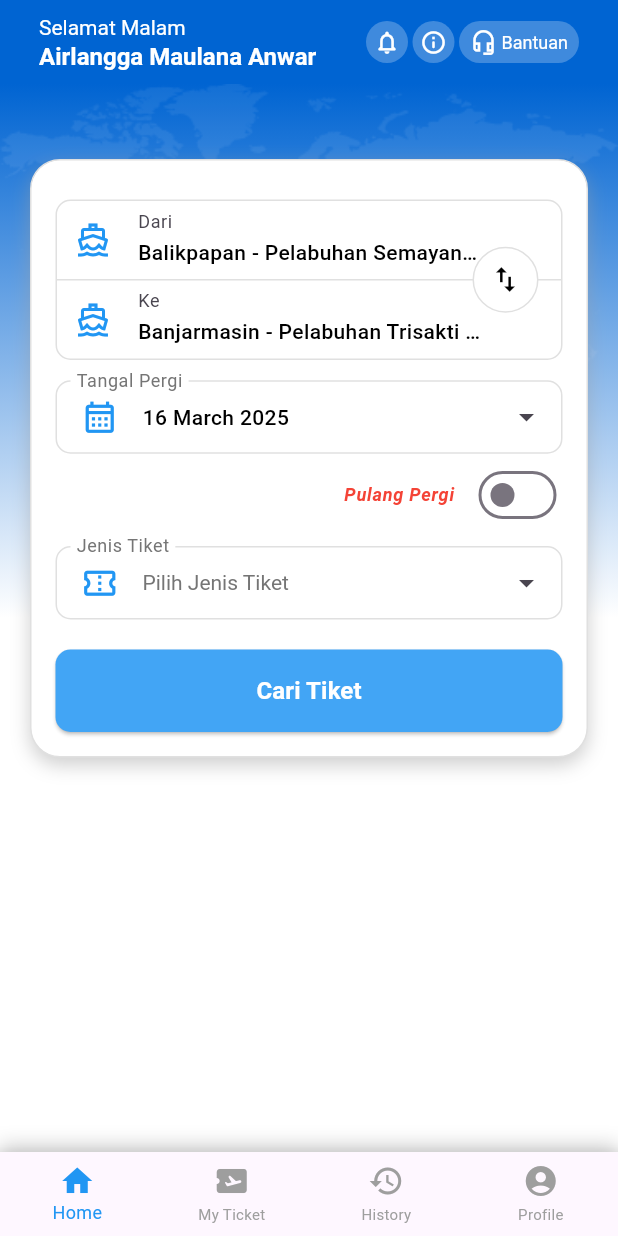
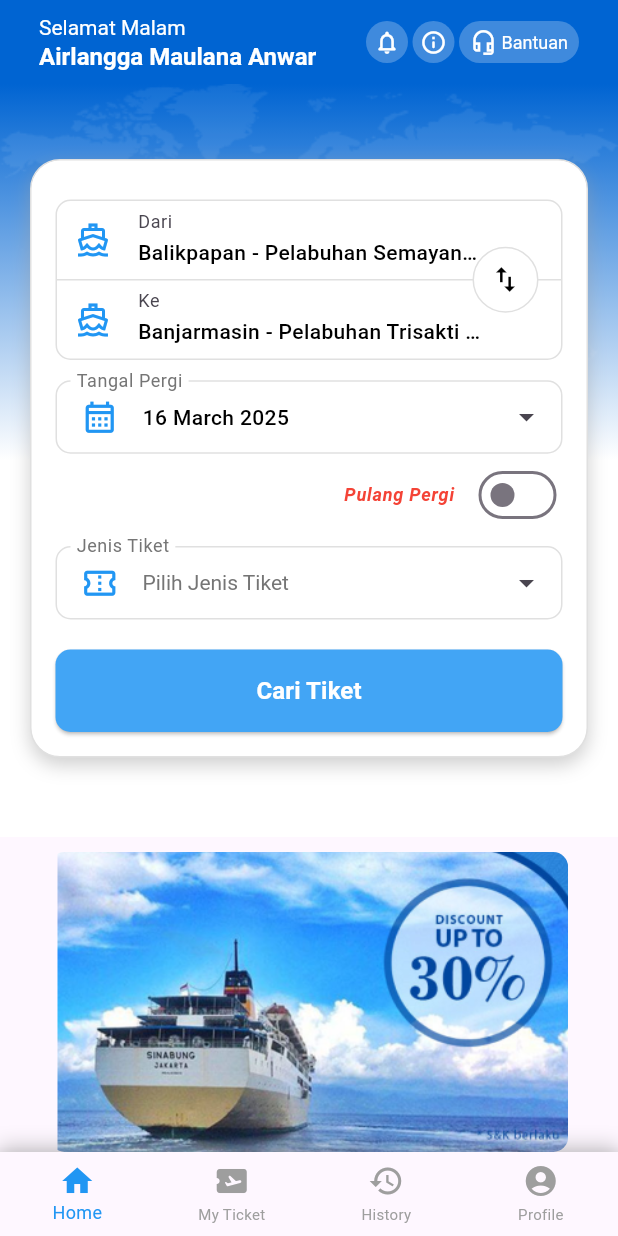
Before and after one commit to Angga21104050/eval-dlu-ferry, a Flutter app: the screen it shows after launch, on a phone screen of 412 x 824 dp. Run offline on Flutter 3.47's test engine with Material 3 defaults, Android fonts, the phone set to English and light mode, and no system bars; drawn by our look-alikes of carousel_slider; our stand-ins replace get, table_calendar.

Commit message:
add: carousel slider

```diff
--- a/lib/app/modules/home/views/home_view.dart
+++ b/lib/app/modules/home/views/home_view.dart
@@ -4,6 +4,7 @@ import '../controllers/home_controller.dart';
 import '../components/custom_app_bar.dart';
 import 'input_form_ticket.dart';
 import '../components/navigation_bar.dart' as custom;
+import 'package:carousel_slider/carousel_slider.dart';
 
 class HomeView extends GetView<HomeController> {
   const HomeView({super.key});
@@ -15,16 +16,24 @@ class HomeView extends GetView<HomeController> {
         greeting: 'Selamat Malam',
         username: 'Airlangga Maulana Anwar',
       ),
-      body: Stack(
+      body: Column(
+        children: [
+          Expanded(
+            child: Stack(
               children: [
                 // Background dengan gambar
                 Container(
+                  margin: EdgeInsets.only(bottom: 10),
                   width: double.infinity,
                   decoration: BoxDecoration(
                     gradient: LinearGradient(
                       begin: Alignment.topCenter,
                       end: Alignment.bottomCenter,
-                colors: [const Color(0xFF0064D2), Colors.white, Colors.white],
+                      colors: [
+                        const Color(0xFF0064D2),
+                        Colors.white,
+                        Colors.white,
+                      ],
                     ),
                     image: DecorationImage(
                       image: AssetImage("assets/img/map-global.png"),
@@ -42,6 +51,39 @@ class HomeView extends GetView<HomeController> {
                 ),
               ],
             ),
+          ),
+          SizedBox(
+            height: 200, // Sesuaikan tinggi carousel
+            child: Container(
+              padding: EdgeInsets.symmetric(horizontal: 16),
+              child: CarouselSlider(
+                options: CarouselOptions(
+                  autoPlay: true,
+                  viewportFraction: 1.0,
+                  enlargeCenterPage: true,
+                ),
+                items:
+                    [
+                      "assets/img/iklan_1.png",
+                      "assets/img/iklan_2.png",
+                      "assets/img/contoh.jpeg",
+                    ].map((imagePath) {
+                      return Container(
+                        margin: EdgeInsets.symmetric(horizontal: 5.0),
+                        decoration: BoxDecoration(
+                          borderRadius: BorderRadius.circular(10.0),
+                          image: DecorationImage(
+                            image: AssetImage(imagePath),
+                            fit: BoxFit.cover,
+                          ),
+                        ),
+                      );
+                    }).toList(),
+              ),
+            ),
+          ),
+        ],
+      ),
       bottomNavigationBar: custom.NavigationBar(),
     );
   }
--- a/pubspec.yaml
+++ b/pubspec.yaml
@@ -39,6 +39,7 @@ dependencies:
   flutter_svg: ^2.0.17
   intl: ^0.17.0
   table_calendar: ^3.0.8
+  carousel_slider: ^5.0.0
 
 dev_dependencies:
   flutter_test:
```
Also changed, not shown: pubspec.lock. Lines whose indentation alone changed are shown as unchanged.
